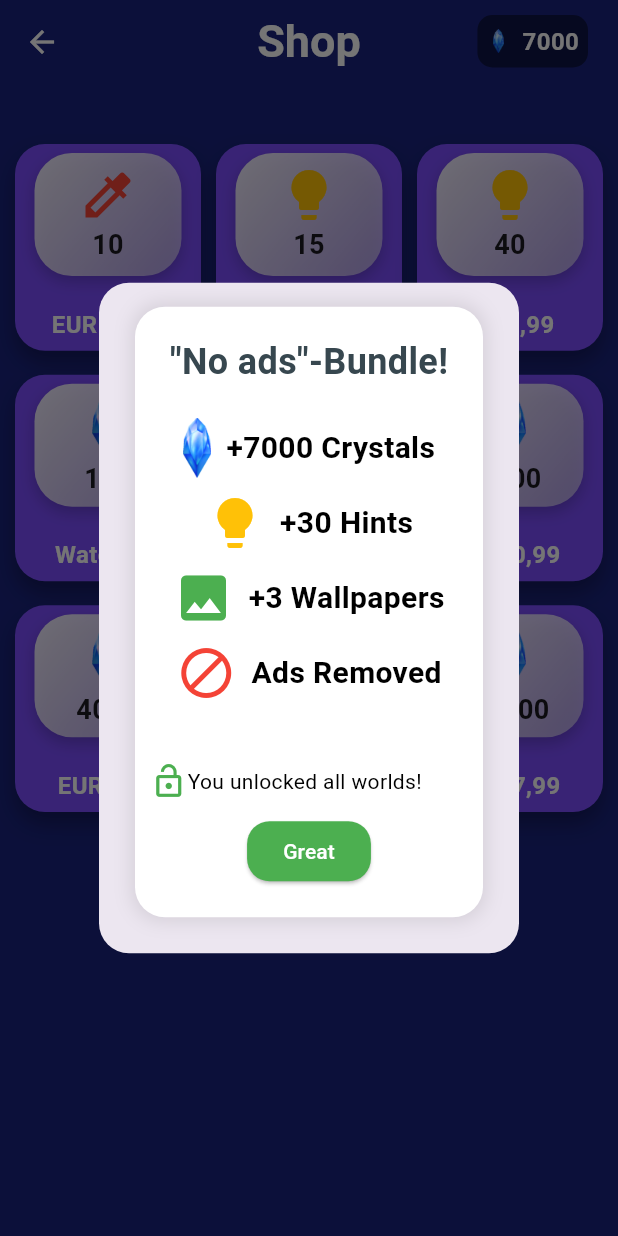
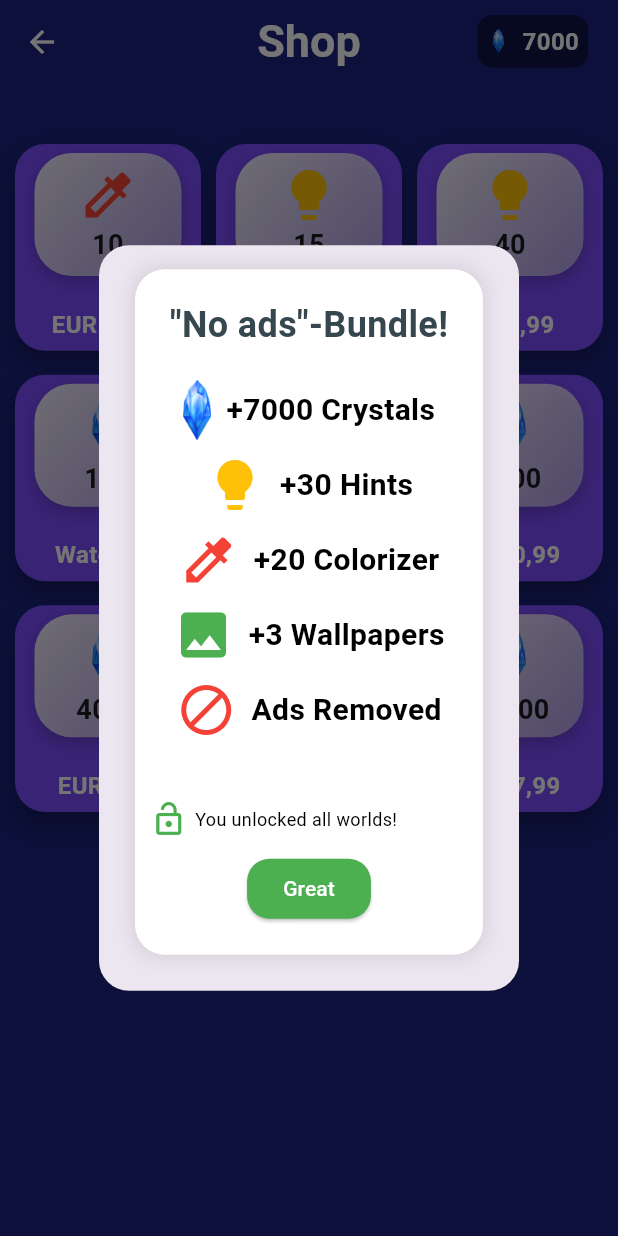
Before and after one commit to theokramer/logicalColors, a Flutter app: the ShopScreen screen opened by its route, after a tap on "EUR 4,99", on a phone screen of 412 x 824 dp. Run offline on Flutter 3.47's test engine with Material 3 defaults, Android fonts, the light colour scheme and no system bars; our stand-ins replace confetti, google_mobile_ads, shared_preferences, smooth_page_indicator; missing offline and left inert: dart:ffi; accounts and stored records are empty; generated files the repository leaves out were written again; Roboto replaces fonts that are missing (Quicksand).

Commit message:
Small Fixes

```diff
--- a/lib/l10n/app_es.arb
+++ b/lib/l10n/app_es.arb
@@ -32,7 +32,7 @@
   "backToHome": "Volver a inicio",
   "earned": "ganado",
   "purchased": "comprado",
-  "removeAdsBody": "Elimina todos los anuncios.\nAún puedes ver\nanuncios para obtener recompensas.",
+  "removeAdsBody": "Elimina todos los anuncios.\nAún puedes ver anuncios\npara obtener recompensas.",
   "hints": "Pistas",
   "free": "Gratis",
   "colorizer": "Coloreador",
--- a/lib/shop_screen.dart
+++ b/lib/shop_screen.dart
@@ -302,6 +302,7 @@
 
     bool unlocked = false;
     int hintsAdded = 0;
+    int remsAdded = 0;
     int wallpapersUnlocked = 0;
 
     if (!ad) {
@@ -321,8 +322,10 @@
       addCrystals(7000); // Adds 7000 crystals
       hintsAdded = 30; // Adds 30 hints
       puzzle.addHints(hintsAdded);
+      remsAdded = 20;
+      puzzle.addRems(hintsAdded);
       wallpapersUnlocked = 3; // Assume bundle gives 3 wallpapers
-      for (int i = 0; i < wallpapersUnlocked; i++) {
+      for (int i = 0; i < wallpapersUnlocked - 1; i++) {
         newWallpaper = random.nextInt(14);
         while (boughtWallpapers.contains(newWallpaper)) {
           newWallpaper = random.nextInt(14);
@@ -459,6 +462,26 @@
                           mainAxisAlignment: MainAxisAlignment.center,
                           children: [
                             const Icon(
+                              Icons.colorize,
+                              size: 40, // Smaller icon
+                              color: Colors.red,
+                            ),
+                            const SizedBox(width: 10),
+                            Text(
+                              '+$remsAdded Colorizer',
+                              style: const TextStyle(
+                                color: Colors.black,
+                                fontSize: 20,
+                                fontWeight: FontWeight.bold,
+                              ),
+                            ),
+                          ],
+                        ),
+                        const SizedBox(height: 10),
+                        Row(
+                          mainAxisAlignment: MainAxisAlignment.center,
+                          children: [
+                            const Icon(
                               Icons.image,
                               size: 40, // Smaller icon
                               color: Colors.green,
@@ -520,12 +543,15 @@
                               size: 25, // Slightly smaller icon
                               color: Colors.green,
                             ),
+                            const SizedBox(
+                              width: 5,
+                            ),
                             Text(
                               AppLocalizations.of(context)?.unlockedWorlds ??
                                   "World",
                               style: const TextStyle(
                                 color: Colors.black,
-                                fontSize: 14, // Smaller font size
+                                fontSize: 12, // Smaller font size
                               ),
                             ),
                           ],
@@ -641,7 +667,7 @@
             AppLocalizations.of(context)?.removeAdsBody ?? "Play",
             textAlign: TextAlign.center,
             style: const TextStyle(
-              fontSize: 8.5, // Larger font size
+              fontSize: 9, // Larger font size
               fontWeight: FontWeight.w600,
               color: Colors.black87, // Darker text color
             ),
@@ -725,7 +751,7 @@
 
   Widget _buildItem(IconData icon, String text, Color color, String imagePath) {
     return Container(
-      width: 95, // Slightly wider container
+      width: 80, // Slightly wider container
       margin: const EdgeInsets.symmetric(horizontal: 3.0),
       padding: const EdgeInsets.all(6.0),
       decoration: BoxDecoration(
@@ -1106,7 +1132,7 @@
                         Text(
                           AppLocalizations.of(context)?.removeAdsBody ?? "Play",
                           style: const TextStyle(
-                            fontSize: 10,
+                            fontSize: 9,
                             fontWeight: FontWeight.bold,
                             color: Colors.white70,
                           ),
--- a/pubspec.yaml
+++ b/pubspec.yaml
@@ -43,6 +43,7 @@
   flutter_localizations:
     sdk: flutter
   intl: any # Use the pinned version from flutter_localizations
+  in_app_purchase: ^3.0.1
 
 dev_dependencies:
 
```
Also changed, not shown: lib/puzzle_screen.dart (+21 -3 lines), pubspec.lock, 2 other files.
